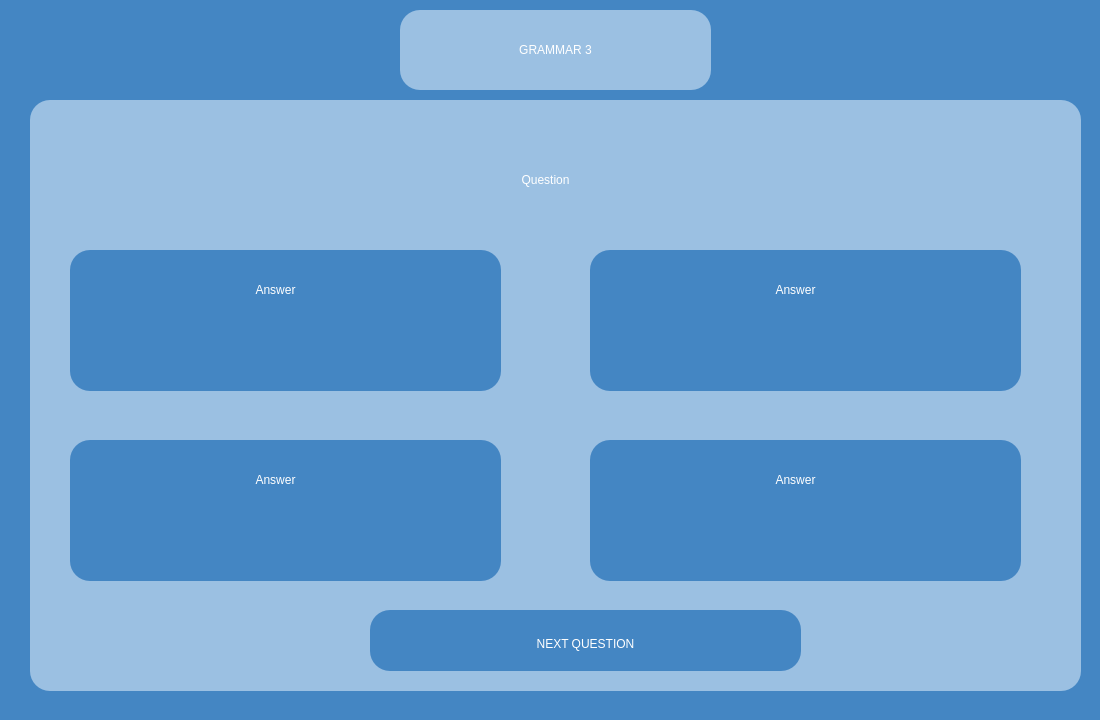
The window that AGUniverse/presentationLayer/grammarExam3.ui (codingburgas/sprint-eschool-ag-universe) describes before a commit, drawn with Qt 5.
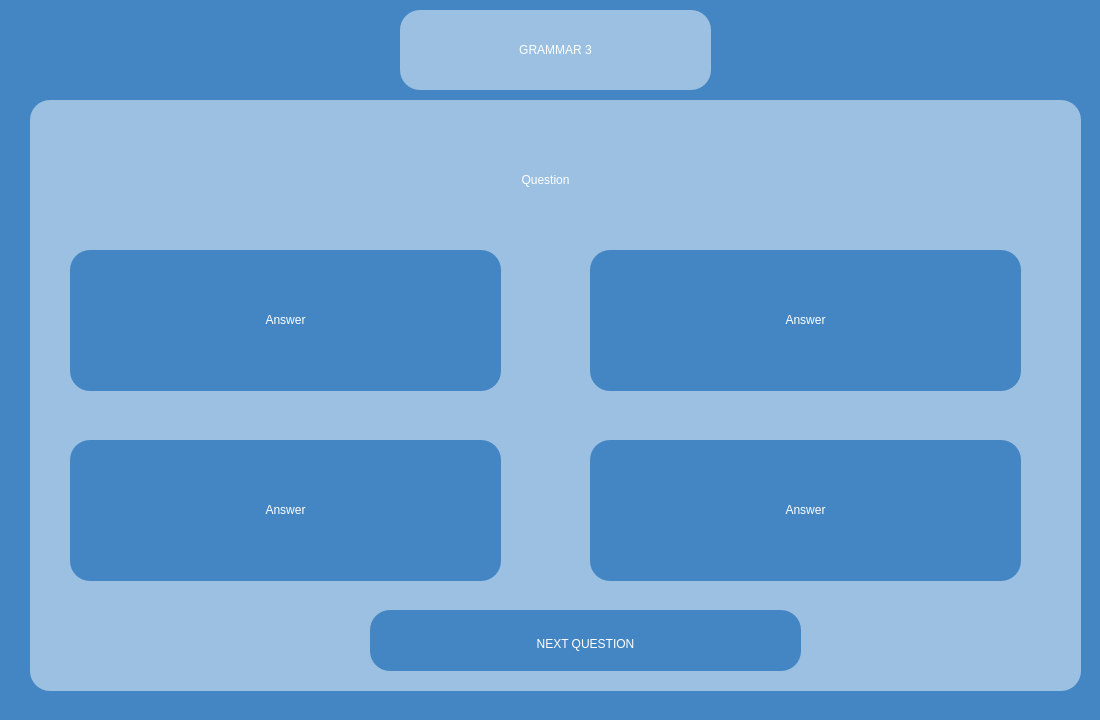
The same window after the commit.

Commit message: Fix buttons in exams pages

Diff of the .ui file:
```diff
--- a/AGUniverse/presentationLayer/grammarExam3.ui
+++ b/AGUniverse/presentationLayer/grammarExam3.ui
@@ -80,9 +80,9 @@
     <widget class="QLabel" name="answer_1">
      <property name="geometry">
       <rect>
-       <x>60</x>
-       <y>10</y>
-       <width>291</width>
+       <x>10</x>
+       <y>40</y>
+       <width>411</width>
        <height>61</height>
       </rect>
      </property>
@@ -140,9 +140,9 @@
     <widget class="QLabel" name="answer_2">
      <property name="geometry">
       <rect>
-       <x>60</x>
-       <y>10</y>
-       <width>291</width>
+       <x>10</x>
+       <y>40</y>
+       <width>411</width>
        <height>61</height>
       </rect>
      </property>
@@ -200,9 +200,9 @@
     <widget class="QLabel" name="answer_3">
      <property name="geometry">
       <rect>
-       <x>60</x>
-       <y>10</y>
-       <width>291</width>
+       <x>10</x>
+       <y>40</y>
+       <width>411</width>
        <height>61</height>
       </rect>
      </property>
@@ -260,9 +260,9 @@
     <widget class="QLabel" name="answer_4">
      <property name="geometry">
       <rect>
-       <x>60</x>
-       <y>10</y>
-       <width>291</width>
+       <x>10</x>
+       <y>40</y>
+       <width>411</width>
        <height>61</height>
       </rect>
      </property>
```
Left out of the diff: 8 changed lines with no effect on the pictures.
